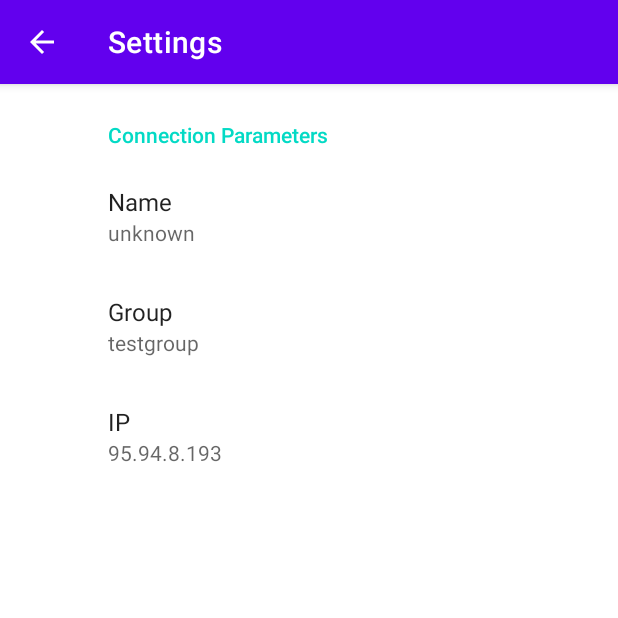
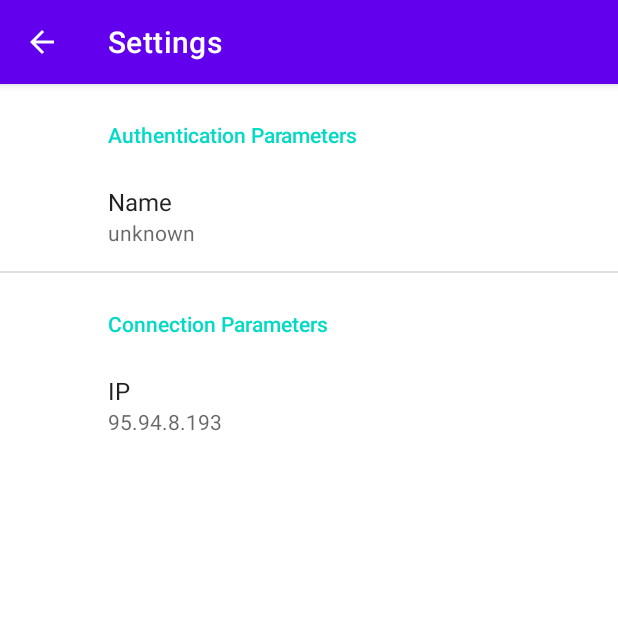
Before and after one commit to nunopenim/App4SHM_Mobile, an Android app: the SettingsActivity screen opened directly, with no data from a screen before it, on a phone screen of 412 x 824 dp, the top half of it. Run offline under Robolectric (Android 15) with nearby library versions, the phone set to English and light mode, and no system bars; our stand-ins replace androidx.preference.

Commit message:
general: reworked what Paulo did, but changed names and some visual cues about groups.

```diff
--- a/app/src/main/java/org/app4shm/demo/ui/debug/DebugFragment.kt
+++ b/app/src/main/java/org/app4shm/demo/ui/debug/DebugFragment.kt
@@ -30,10 +30,10 @@ class DebugFragment : Fragment() {
         val root = inflater.inflate(R.layout.fragment_debug, container, false)
 
         val buttonSave: Button = root.findViewById(R.id.buttonSave)
-
+        val group: TextView = root.findViewById(R.id.groupText)
+        group.text = InfoSingleton.group
         buttonSave.setOnClickListener {
 
-            val group: TextView = root.findViewById(R.id.groupText)
             InfoSingleton.changeGroup(group.text.toString())
 
 
--- a/app/src/main/java/org/app4shm/demo/ui/settings/SettingsActivity.kt
+++ b/app/src/main/java/org/app4shm/demo/ui/settings/SettingsActivity.kt
@@ -25,13 +25,10 @@ class SettingsActivity : AppCompatActivity() {
         override fun onCreatePreferences(savedInstanceState: Bundle?, rootKey: String?) {
             setPreferencesFromResource(R.xml.settings, rootKey)
             val name = findPreference<EditTextPreference>("Name")
-            val group = findPreference<EditTextPreference>("Group")
             val ip = findPreference<EditTextPreference>("IP")
             name!!.text = InfoSingleton.username
-            group!!.text = InfoSingleton.group
             ip!!.text = InfoSingleton.IP
             name.setOnPreferenceChangeListener { preference, newValue -> InfoSingleton.changeName(newValue as String)}
-            group.setOnPreferenceChangeListener { preference, newValue -> InfoSingleton.changeGroup(newValue as String)}
             ip.setOnPreferenceChangeListener { preference, newValue -> InfoSingleton.changeIP(newValue as String)}
         }
     }
--- a/app/src/main/res/menu/bottom_nav_menu.xml
+++ b/app/src/main/res/menu/bottom_nav_menu.xml
@@ -14,7 +14,7 @@
     <item
         android:id="@+id/navigation_debug"
         android:icon="@drawable/ic_debug_black_24dp"
-        android:title="@string/title_debug" />
+        android:title="@string/title_groups" />
 
     <item
         android:id="@+id/navigation_notifications"
--- a/app/src/main/res/navigation/mobile_navigation.xml
+++ b/app/src/main/res/navigation/mobile_navigation.xml
@@ -21,7 +21,7 @@
     <fragment
         android:id="@+id/navigation_debug"
         android:name="org.app4shm.demo.ui.debug.DebugFragment"
-        android:label="@string/title_debug"
+        android:label="@string/title_groups"
         tools:layout="@layout/fragment_debug" />
 
     <fragment
--- a/app/src/main/res/values/strings.xml
+++ b/app/src/main/res/values/strings.xml
@@ -4,8 +4,10 @@
     <string name="title_risk_analysis">Risk Analysis</string>
     <string name="title_damage_detection">Damage Detection</string>
     <string name="title_debug">Debug</string>
+    <string name="title_groups">Change Groups</string>
 
-    <string name="settings_header">Connection Parameters</string>
+    <string name="settings_connection">Connection Parameters</string>
+    <string name="settings_auth">Authentication Parameters</string>
     <string name="settings_name">Name</string>
     <string name="settings_group">Group</string>
     <string name="settings_IP">IP</string>
--- a/app/src/main/res/xml/settings.xml
+++ b/app/src/main/res/xml/settings.xml
@@ -1,22 +1,16 @@
 <PreferenceScreen xmlns:app="http://schemas.android.com/apk/res-auto">
 
-    <PreferenceCategory app:title="@string/settings_header">
-
+    <PreferenceCategory app:title="@string/settings_auth">
         <EditTextPreference
             app:key="Name"
             app:title="@string/settings_name"
             app:useSimpleSummaryProvider="true" />
-
-        <EditTextPreference
-            app:key="Group"
-            app:title="@string/settings_group"
-            app:useSimpleSummaryProvider="true" />
-
+    </PreferenceCategory>
+    <PreferenceCategory app:title="@string/settings_connection">
         <EditTextPreference
             app:key="IP"
             app:title="@string/settings_IP"
             app:useSimpleSummaryProvider="true" />
-
     </PreferenceCategory>
 
 </PreferenceScreen>
```
